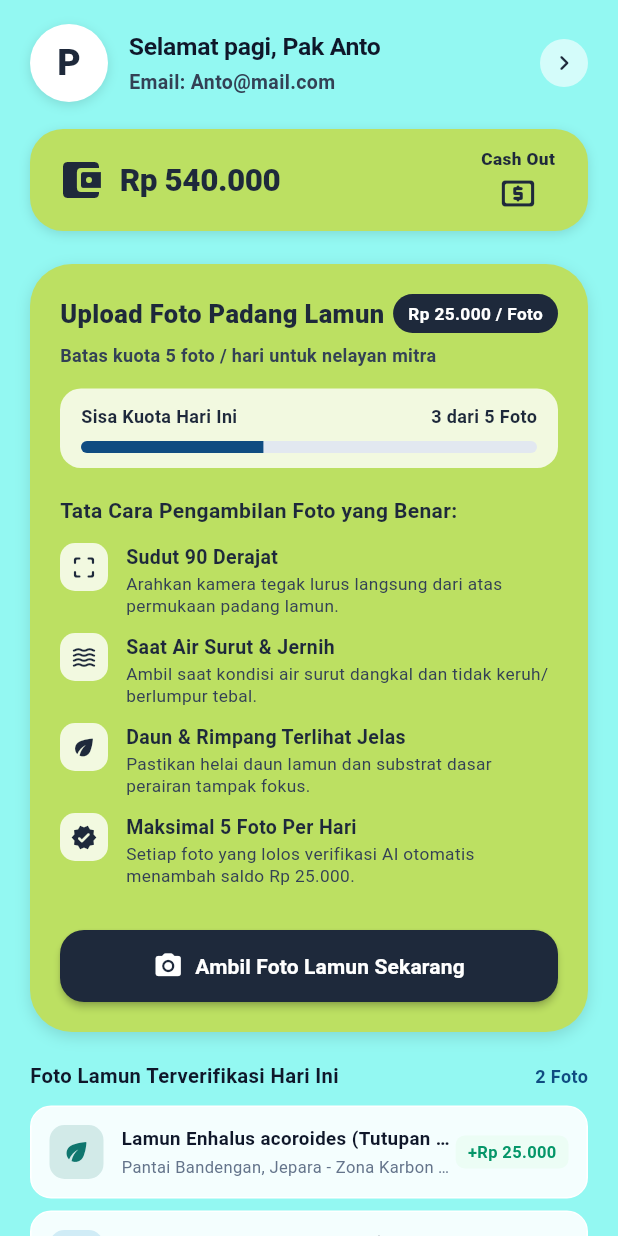
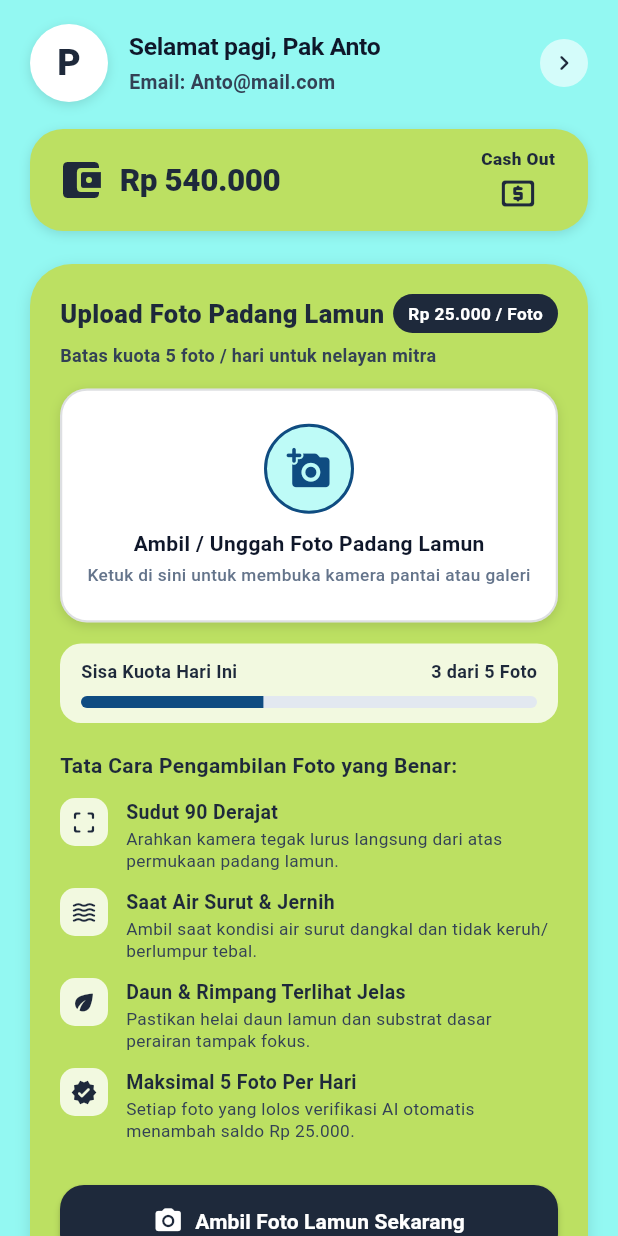
Before and after one commit to Zeinul899/SEAVIS, a Flutter app: the SeaVisLandingPage screen opened directly, on a phone screen of 412 x 824 dp. Run offline on Flutter 3.47's test engine with Material 3 defaults, Android fonts, the light colour scheme and no system bars.

Commit message:
feat(dashboard): add dedicated photo card with camera logo and remove history section

```diff
--- a/lib/pages/seavis_landing_page.dart
+++ b/lib/pages/seavis_landing_page.dart
@@ -1095,6 +1095,76 @@ class _SeaVisLandingPageState extends State<SeaVisLandingPage> {
 
                     const SizedBox(height: 14),
 
+                    // Card Khusus Ambil Foto dengan Logo Foto
+                    GestureDetector(
+                      onTap: _openUploadModal,
+                      behavior: HitTestBehavior.opaque,
+                      child: Container(
+                        width: double.infinity,
+                        padding: const EdgeInsets.symmetric(
+                          vertical: 22,
+                          horizontal: 16,
+                        ),
+                        decoration: BoxDecoration(
+                          color: Colors.white,
+                          borderRadius: BorderRadius.circular(18),
+                          border: Border.all(
+                            color: const Color(0xFF1E293B).withValues(alpha: 0.15),
+                            width: 1.5,
+                          ),
+                          boxShadow: const [
+                            BoxShadow(
+                              color: Colors.black12,
+                              blurRadius: 6,
+                              offset: Offset(0, 2),
+                            ),
+                          ],
+                        ),
+                        child: Column(
+                          mainAxisSize: MainAxisSize.min,
+                          children: [
+                            Container(
+                              width: 60,
+                              height: 60,
+                              decoration: BoxDecoration(
+                                color: const Color(0xFF93F8F2).withValues(alpha: 0.6),
+                                shape: BoxShape.circle,
+                                border: Border.all(
+                                  color: const Color(0xFF0F4C81),
+                                  width: 2,
+                                ),
+                              ),
+                              child: const Icon(
+                                Icons.add_a_photo_rounded,
+                                size: 30,
+                                color: Color(0xFF0F4C81),
+                              ),
+                            ),
+                            const SizedBox(height: 10),
+                            const Text(
+                              'Ambil / Unggah Foto Padang Lamun',
+                              style: TextStyle(
+                                fontSize: 14,
+                                fontWeight: FontWeight.bold,
+                                color: Color(0xFF0F172A),
+                              ),
+                            ),
+                            const SizedBox(height: 3),
+                            const Text(
+                              'Ketuk di sini untuk membuka kamera pantai atau galeri',
+                              style: TextStyle(
+                                fontSize: 11.5,
+                                color: Color(0xFF64748B),
+                                fontWeight: FontWeight.w500,
+                              ),
+                            ),
+                          ],
+                        ),
+                      ),
+                    ),
+
+                    const SizedBox(height: 14),
+
                     // Indikator Kuota Foto Hari Ini (Putih Semi-Transparan)
                     Container(
                       padding: const EdgeInsets.symmetric(
@@ -1210,115 +1280,7 @@ class _SeaVisLandingPageState extends State<SeaVisLandingPage> {
                 ),
               ),
 
-              const SizedBox(height: 20),
-
-              // ---------------------------------------------------------------
-              // 4. DAFTAR FOTO TERVERIFIKASI HARI INI (RINGKAS & BERSIH)
-              // ---------------------------------------------------------------
-              Row(
-                mainAxisAlignment: MainAxisAlignment.spaceBetween,
-                children: [
-                  const Text(
-                    'Foto Lamun Terverifikasi Hari Ini',
-                    style: TextStyle(
-                      fontSize: 13.5,
-                      fontWeight: FontWeight.bold,
-                      color: Color(0xFF0F172A),
-                    ),
-                  ),
-                  Text(
-                    '${_todayPhotos.length} Foto',
-                    style: const TextStyle(
-                      fontSize: 12,
-                      fontWeight: FontWeight.bold,
-                      color: Color(0xFF0F4C81),
-                    ),
-                  ),
-                ],
-              ),
-              const SizedBox(height: 10),
-
-              ListView.builder(
-                shrinkWrap: true,
-                physics: const NeverScrollableScrollPhysics(),
-                itemCount: _todayPhotos.length,
-                itemBuilder: (context, index) {
-                  final photo = _todayPhotos[index];
-                  return Container(
-                    margin: const EdgeInsets.only(bottom: 8),
-                    padding: const EdgeInsets.all(12),
-                    decoration: BoxDecoration(
-                      color: Colors.white.withValues(alpha: 0.9),
-                      borderRadius: BorderRadius.circular(14),
-                      border: Border.all(color: Colors.white),
-                    ),
-                    child: Row(
-                      children: [
-                        Container(
-                          padding: const EdgeInsets.all(8),
-                          decoration: BoxDecoration(
-                            color: photo.iconColor.withValues(alpha: 0.15),
-                            borderRadius: BorderRadius.circular(10),
-                          ),
-                          child: Icon(
-                            photo.sampleIcon,
-                            size: 20,
-                            color: photo.iconColor,
-                          ),
-                        ),
-                        const SizedBox(width: 12),
-                        Expanded(
-                          child: Column(
-                            crossAxisAlignment: CrossAxisAlignment.start,
-                            children: [
-                              Text(
-                                photo.title,
-                                maxLines: 1,
-                                overflow: TextOverflow.ellipsis,
-                                style: const TextStyle(
-                                  fontSize: 12.5,
-                                  fontWeight: FontWeight.bold,
-                                  color: Color(0xFF0F172A),
-                                ),
-                              ),
-                              const SizedBox(height: 2),
-                              Text(
-                                photo.location,
-                                maxLines: 1,
-                                overflow: TextOverflow.ellipsis,
-                                style: const TextStyle(
-                                  fontSize: 11,
-                                  color: Color(0xFF64748B),
-                                ),
-                              ),
-                            ],
-                          ),
-                        ),
-                        Container(
-                          padding: const EdgeInsets.symmetric(
-                            horizontal: 8,
-                            vertical: 3,
-                          ),
-                          decoration: BoxDecoration(
-                            color: const Color(0xFFECFDF5),
-                            borderRadius: BorderRadius.circular(6),
-                          ),
-                          child: const Text(
-                            '+Rp 25.000',
-                            style: TextStyle(
-                              fontSize: 11,
-                              fontWeight: FontWeight.bold,
-                              color: Color(0xFF059669),
-                            ),
-                          ),
-                        ),
-                      ],
-                    ),
-                  );
-                },
-              ),
-
-              const SizedBox(height: 12),
+              const SizedBox(height: 16),
             ],
           ),
         ),
```
